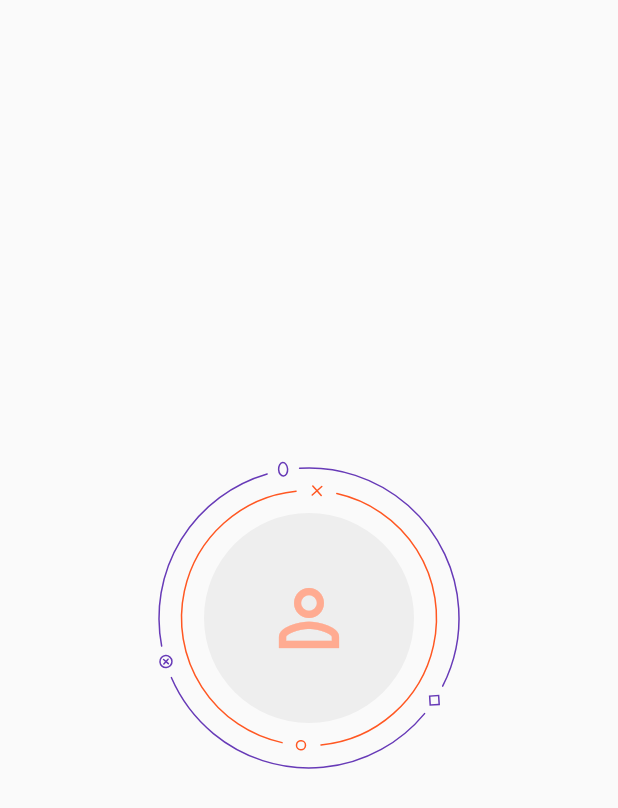
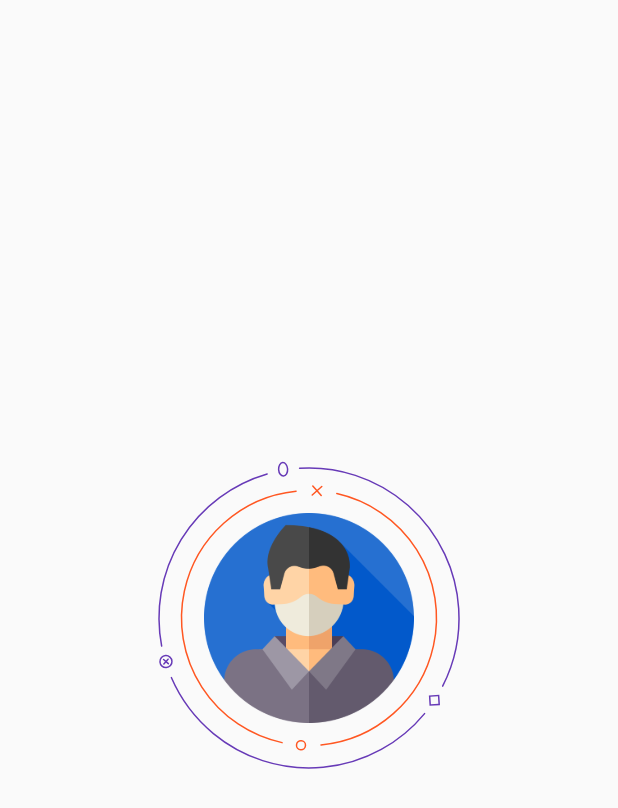
Before and after one commit to Ezaldeen99/flutter_circular_animator, a Flutter app: the screen it shows after launch, on a phone screen of 412 x 824 dp. Shown: the top 808 px of the screen. Run offline on Flutter 3.47's test engine with Material 2 defaults, Android fonts, the phone set to English and light mode, and no system bars.

Commit message:
edit the example

```diff
--- a/example/lib/main.dart
+++ b/example/lib/main.dart
@@ -1,5 +1,7 @@
 import 'package:flutter/material.dart';
 import 'package:widget_circular_animator/widget_circular_animator.dart';
+
+import 'Res.dart';
 
 void main() {
   runApp(MyApp());
@@ -20,15 +22,7 @@ class MyApp extends StatelessWidget {
             outerColor: Colors.deepPurple,
             innerAnimationSeconds: 30,
             outerAnimationSeconds: 30,
-            child: Container(
-              decoration: BoxDecoration(
-                  shape: BoxShape.circle, color: Colors.grey[200]),
-              child: Icon(
-                Icons.person_outline,
-                color: Colors.deepOrange[200],
-                size: 60,
-              ),
-            ),
+            child: Image.asset(Resources.person),
           ),
         )),
       ),
```
